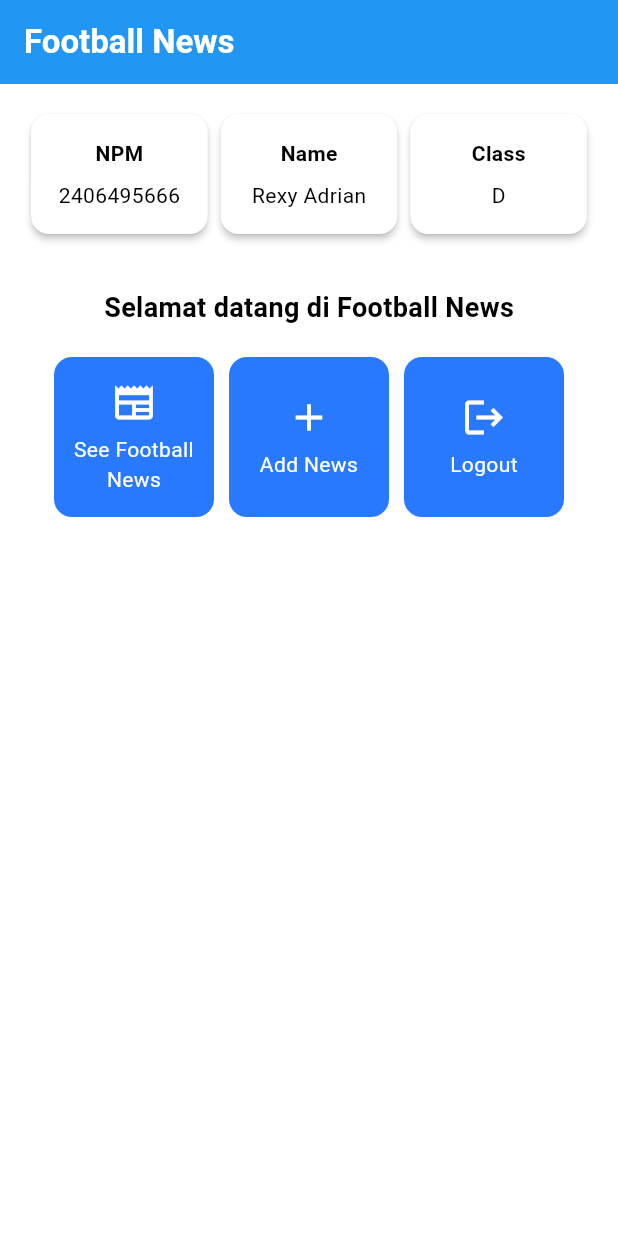
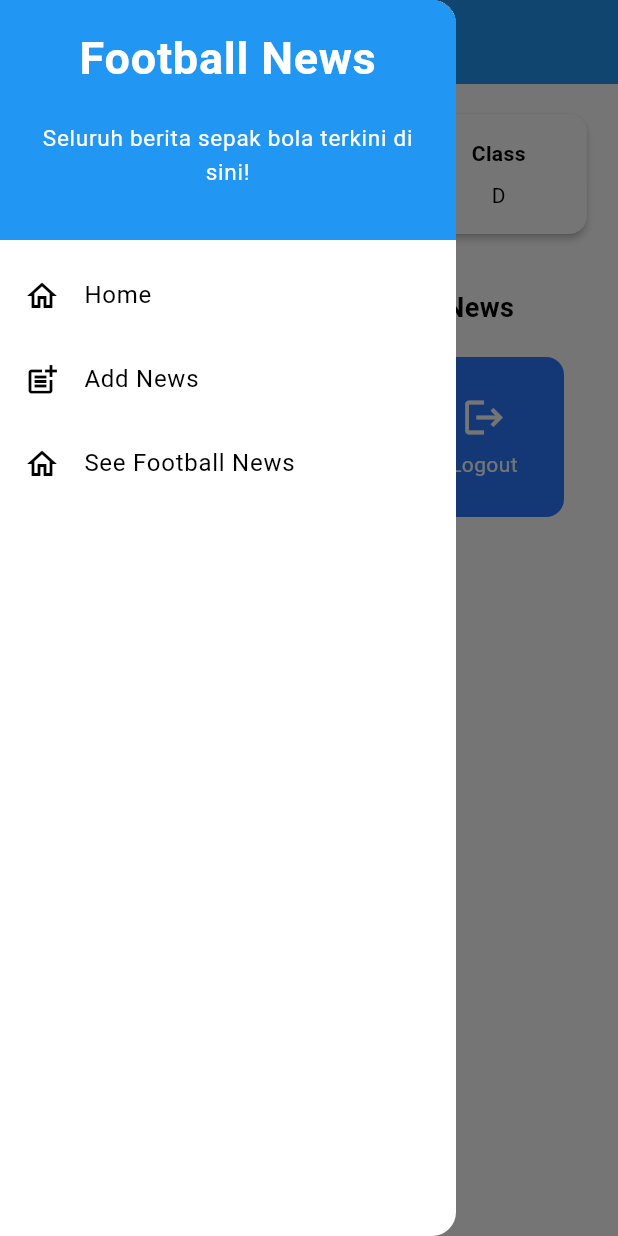
Before and after one commit to rexyadrian/football-news-mobile, a Flutter app: the screen it shows after launch, with the side drawer open (before the commit the screen has no drawer), on a phone screen of 412 x 824 dp. Run offline on Flutter 3.47's test engine with Material 3 defaults, Android fonts, the phone set to English and light mode, and no system bars.

Commit message:
Tutorial 7: Flutter nav, layouts, forms, and input elements

```diff
--- a/lib/main.dart
+++ b/lib/main.dart
@@ -1,5 +1,5 @@
 import 'package:flutter/material.dart';
-import 'package:football_news/menu.dart';
+import 'package:football_news/screens/menu.dart';
 
 void main() {
   runApp(const MyApp());
--- a/lib/menu.dart
+++ b/lib/screens/menu.dart
@@ -1,4 +1,6 @@
 import 'package:flutter/material.dart';
+import 'package:football_news/widgets/left_drawer.dart';
+import 'package:football_news/widgets/news_card.dart';
 
 class MyHomePage extends StatelessWidget {
   MyHomePage({super.key});
@@ -21,17 +23,13 @@ class MyHomePage extends StatelessWidget {
         // Judul aplikasi "Football News" dengan teks putih dan tebal.
         title: const Text(
           'Football News',
-          style: TextStyle(
-            color: Colors.white,
-            fontWeight: FontWeight.bold,
-          ),
+          style: TextStyle(color: Colors.white, fontWeight: FontWeight.bold),
         ),
         // Warna latar belakang AppBar diambil dari skema warna tema aplikasi.
-        backgroundColor: Theme
-            .of(context)
-            .colorScheme
-            .primary,
+        backgroundColor: Theme.of(context).colorScheme.primary,
       ),
+      drawer: LeftDrawer(),
+
       // Body halaman dengan padding di sekelilingnya.
       body: Padding(
         padding: const EdgeInsets.all(16.0),
@@ -56,7 +54,6 @@ class MyHomePage extends StatelessWidget {
             Center(
               child: Column(
                 // Menyusun teks dan grid item secara vertikal.
-
                 children: [
                   // Menampilkan teks sambutan dengan gaya tebal dan ukuran 18.
                   const Padding(
@@ -95,60 +92,6 @@ class MyHomePage extends StatelessWidget {
   }
 }
 
-class ItemCard extends StatelessWidget {
-  // Menampilkan kartu dengan ikon dan nama.
-
-  final ItemHomepage item;
-
-  const ItemCard(this.item, {super.key});
-
-  @override
-  Widget build(BuildContext context) {
-    return Material(
-      // Menentukan warna latar belakang dari tema aplikasi.
-      color: Theme.of(context).colorScheme.secondary,
-      // Membuat sudut kartu melengkung.
-      borderRadius: BorderRadius.circular(12),
-
-      child: InkWell(
-        // Aksi ketika kartu ditekan.
-        onTap: () {
-          // Menampilkan pesan SnackBar saat kartu ditekan.
-          ScaffoldMessenger.of(context)
-            ..hideCurrentSnackBar()
-            ..showSnackBar(
-                SnackBar(content: Text("Kamu telah menekan tombol ${item.name}!"))
-            );
-        },
-        // Container untuk menyimpan Icon dan Text
-        child: Container(
-          padding: const EdgeInsets.all(8),
-          child: Center(
-            child: Column(
-              // Menyusun ikon dan teks di tengah kartu.
-              mainAxisAlignment: MainAxisAlignment.center,
-              children: [
-                Icon(
-                  item.icon,
-                  color: Colors.white,
-                  size: 30.0,
-                ),
-                const Padding(padding: EdgeInsets.all(3)),
-                Text(
-                  item.name,
-                  textAlign: TextAlign.center,
-                  style: const TextStyle(color: Colors.white),
-                ),
-              ],
-            ),
-          ),
-        ),
-      ),
-    );
-  }
-
-}
-
 class ItemHomepage {
   final String name;
   final IconData icon;
@@ -159,8 +102,8 @@ class ItemHomepage {
 class InfoCard extends StatelessWidget {
   // Kartu informasi yang menampilkan title dan content.
 
-  final String title;  // Judul kartu.
-  final String content;  // Isi kartu.
+  final String title; // Judul kartu.
+  final String content; // Isi kartu.
 
   const InfoCard({super.key, required this.title, required this.content});
 
@@ -171,15 +114,14 @@ class InfoCard extends StatelessWidget {
       elevation: 2.0,
       child: Container(
         // Mengatur ukuran dan jarak di dalam kartu.
-        width: MediaQuery.of(context).size.width / 3.5, // menyesuaikan dengan lebar device yang digunakan.
+        width:
+            MediaQuery.of(context).size.width /
+            3.5, // menyesuaikan dengan lebar device yang digunakan.
         padding: const EdgeInsets.all(16.0),
         // Menyusun title dan content secara vertikal.
         child: Column(
           children: [
-            Text(
-              title,
-              style: const TextStyle(fontWeight: FontWeight.bold),
-            ),
+            Text(title, style: const TextStyle(fontWeight: FontWeight.bold)),
             const SizedBox(height: 8.0),
             Text(content),
           ],
--- /dev/null
+++ b/lib/widgets/left_drawer.dart
@@ -0,0 +1,89 @@
+import 'package:flutter/material.dart';
+import 'package:football_news/screens/menu.dart';
+import 'package:football_news/screens/newslist_form.dart';
+
+class LeftDrawer extends StatelessWidget {
+  const LeftDrawer({super.key});
+
+  @override
+  Widget build(BuildContext context) {
+    return Drawer(
+      child: ListView(
+        children: [
+          // drawer header
+          const DrawerHeader(
+            decoration: BoxDecoration(
+              color: Colors.blue,
+            ),
+            child: Column(
+              children: [
+                Text(
+                  'Football News',
+                  textAlign: TextAlign.center,
+                  style: TextStyle(
+                    fontSize: 30,
+                    fontWeight: FontWeight.bold,
+                    color: Colors.white,
+                  ),
+                ),
+                Padding(padding: EdgeInsets.all(10)),
+                Text(
+                  "Seluruh berita sepak bola terkini di sini!",
+                  textAlign: TextAlign.center,
+                  style: TextStyle(
+                    fontSize: 15,
+                    color: Colors.white,
+                    fontWeight: FontWeight.normal,
+                  )
+                ),
+              ],
+            ),
+          ),
+
+          // routing
+          ListTile(
+            leading: const Icon(Icons.home_outlined),
+            title: const Text('Home'),
+            // Bagian redirection ke MyHomePage
+            onTap: () {
+              Navigator.pushReplacement(
+                context,
+                MaterialPageRoute(
+                  builder: (context) => MyHomePage(),
+                )
+              );
+            },
+          ),
+          ListTile(
+            leading: const Icon(Icons.post_add),
+            title: const Text('Add News'),
+            // Bagian redirection ke NewsFormPage
+            onTap: () {
+              Navigator.pushReplacement(
+                context,
+                MaterialPageRoute(
+                  builder: (context) => NewsFormPage(),
+                  )
+                );
+            },
+          ),
+
+          ListTile(
+            leading: const Icon(Icons.home_outlined),
+            title: const Text('See Football News'),
+            // Bagian redirection ke ...
+            onTap: () {
+              Navigator.pushReplacement(
+                context,
+                MaterialPageRoute(
+                  builder: (context) => MyHomePage(),
+                  )
+                );
+            },
+
+          ),
+        ],
+      ),
+    );
+  }
+}
--- /dev/null
+++ b/lib/widgets/news_card.dart
@@ -0,0 +1,62 @@
+import 'package:flutter/material.dart';
+import 'package:football_news/screens/menu.dart';
+import 'package:football_news/screens/newslist_form.dart';
+
+class ItemCard extends StatelessWidget {
+  // Menampilkan kartu dengan ikon dan nama.
+
+  final ItemHomepage item;
+
+  const ItemCard(this.item, {super.key});
+
+  @override
+  Widget build(BuildContext context) {
+    return Material(
+      // Menentukan warna latar belakang dari tema aplikasi.
+      color: Theme.of(context).colorScheme.secondary,
+      // Membuat sudut kartu melengkung.
+      borderRadius: BorderRadius.circular(12),
+
+      child: InkWell(
+        // Aksi ketika kartu ditekan.
+        onTap: () {
+          // Menampilkan pesan SnackBar saat kartu ditekan.
+          ScaffoldMessenger.of(context)
+            ..hideCurrentSnackBar()
+            ..showSnackBar(
+              SnackBar(
+                content: Text("Kamu telah menekan tombol ${item.name}!"),
+              ),
+            );
+          if (item.name == "Add News") {
+            Navigator.push(
+              context,
+              MaterialPageRoute(
+                builder: (context) => NewsFormPage(),
+                ),
+              );
+          }
+        },
+        // Container untuk menyimpan Icon dan Text
+        child: Container(
+          padding: const EdgeInsets.all(8),
+          child: Center(
+            child: Column(
+              // Menyusun ikon dan teks di tengah kartu.
+              mainAxisAlignment: MainAxisAlignment.center,
+              children: [
+                Icon(item.icon, color: Colors.white, size: 30.0),
+                const Padding(padding: EdgeInsets.all(3)),
+                Text(
+                  item.name,
+                  textAlign: TextAlign.center,
+                  style: const TextStyle(color: Colors.white),
+                ),
+              ],
+            ),
+          ),
+        ),
+      ),
+    );
+  }
+}
```
Also changed, not shown: lib/screens/newslist_form.dart (added, +216 -0 lines).
